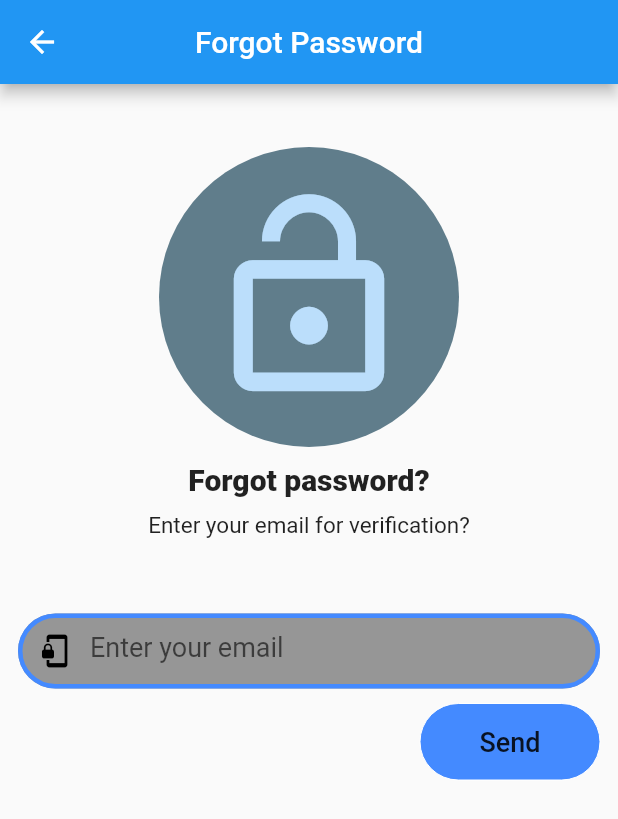
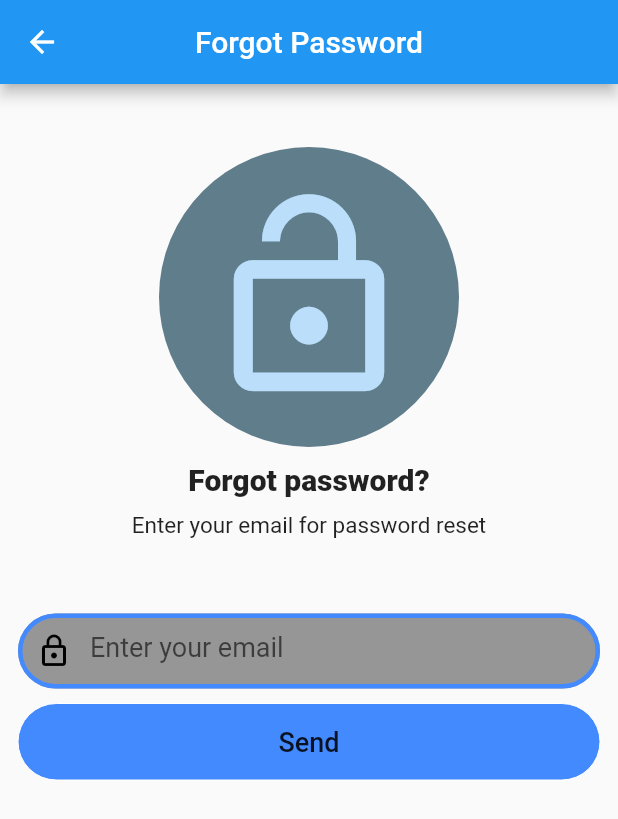
Before and after one commit to Slahuden-Akram/Sproject01, a Flutter app: the ForgotPassword screen opened directly, on a phone screen of 412 x 824 dp. Shown: the top 819 px of the screen. Run offline on Flutter 3.47's test engine with Material 2 defaults, Android fonts, the phone set to English and light mode, and no system bars; our stand-ins replace font_awesome_flutter.

Commit message:
password reset screen modified

```diff
--- a/lib/Screens/forgotpasswordscreen.dart
+++ b/lib/Screens/forgotpasswordscreen.dart
@@ -45,7 +45,7 @@ class ForgotPassword extends StatelessWidget {
               SizedBox(
                 height: 10,
               ),
-              Text("Enter your email for verification?",
+              Text("Enter your email for password reset",
                 style: TextStyle(
                     fontSize: 15
                 ),
@@ -89,7 +89,7 @@ class ForgotPassword extends StatelessWidget {
                       filled: true,
                       fillColor: Color.fromRGBO(150, 150, 150, 100.0),
                       prefixIcon: Icon(
-                        Icons.phonelink_lock,
+                        Icons.lock_outline,
                         color: Colors.black,
                       ),
                       hintText: 'Enter your email',
@@ -102,11 +102,8 @@ class ForgotPassword extends StatelessWidget {
               SizedBox(
                 height: 10,
               ),
-              Row(
-                mainAxisAlignment: MainAxisAlignment.end,
-                children: <Widget>[
               ButtonTheme(
-                    minWidth: 120.0,
+                minWidth: MediaQuery.of(context).size.width,
                 height: 50.0,
 
                 child: FlatButton(
@@ -139,9 +136,6 @@ class ForgotPassword extends StatelessWidget {
                     }
                 ),
               ),
-
-                ],
-              ),
             ],
 
           ),
```
Lines whose indentation alone changed are shown as unchanged.
